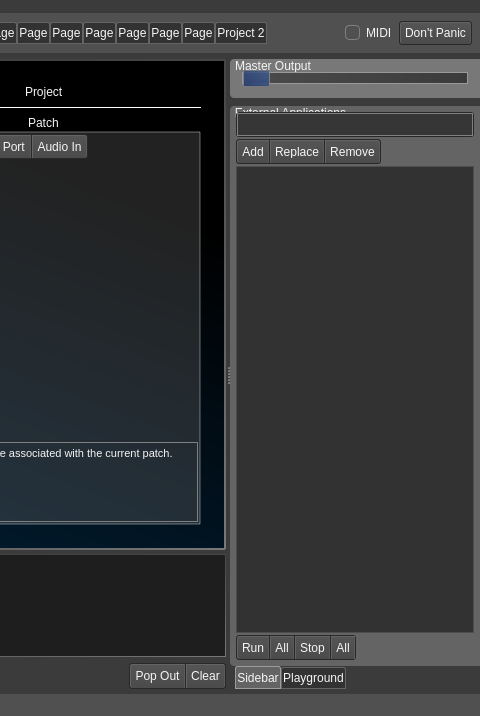
This is src/mainwindow.ui in noedigcode/konfyt as Qt 5 draws it before an edit; both pictures show x 668 to 1148 and y 0 to 716 of the 1148 by 716 pixel window. The edited form follows.
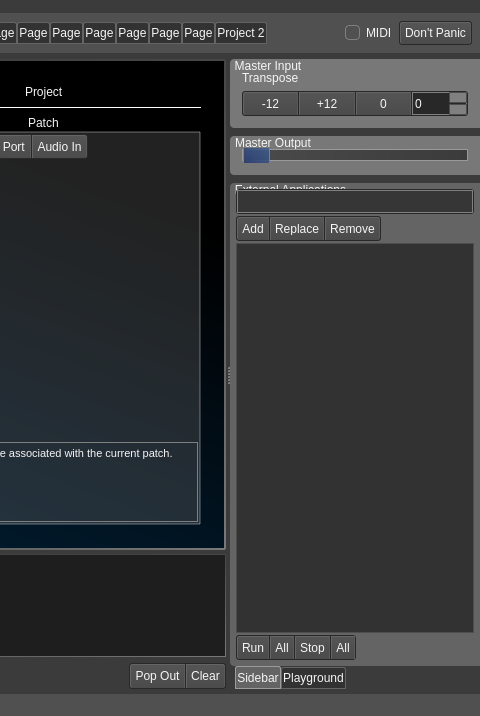
This is the edited form. Icons and pictures are not drawn.

Commit message: Added global transpose.

The edit to the form file:
```diff
--- a/src/mainwindow.ui
+++ b/src/mainwindow.ui
@@ -5510,7 +5510,177 @@
          <property name="verticalSpacing">
           <number>8</number>
          </property>
-         <item row="2" column="0">
+         <item row="1" column="0">
+          <widget class="QGroupBox" name="groupBox_5">
+           <property name="styleSheet">
+            <string notr="true">QGroupBox{
+
+	background-color: rgba(120,120,120, 255);
+	border: 0px solid;
+    border-top-left-radius: 4px;
+    border-bottom-left-radius: 4px;
+    border-top-right-radius: 0px;
+    border-bottom-right-radius: 0px;
+	margin-top: 0ex;
+	padding-top: 2ex;
+}</string>
+           </property>
+           <property name="title">
+            <string>Master Input</string>
+           </property>
+           <layout class="QGridLayout" name="gridLayout_36">
+            <item row="1" column="0">
+             <widget class="QFrame" name="frame_32">
+              <property name="maximumSize">
+               <size>
+                <width>16777215</width>
+                <height>25</height>
+               </size>
+              </property>
+              <property name="styleSheet">
+               <string notr="true">QFrame{
+	background: rgb(40,40,40);
+    padding: 1px;
+	border-radius: 3px;
+}
+
+</string>
+              </property>
+              <property name="frameShape">
+               <enum>QFrame::StyledPanel</enum>
+              </property>
+              <property name="frameShadow">
+               <enum>QFrame::Raised</enum>
+              </property>
+              <layout class="QHBoxLayout" name="horizontalLayout_28" stretch="0,0,0,0">
+               <property name="spacing">
+                <number>1</number>
+               </property>
+               <property name="leftMargin">
+                <number>0</number>
+               </property>
+               <property name="topMargin">
+                <number>0</number>
+               </property>
+               <property name="rightMargin">
+                <number>0</number>
+               </property>
+               <property name="bottomMargin">
+                <number>0</number>
+               </property>
+               <item>
+                <widget class="QPushButton" name="pushButton_MasterIn_TransposeSub12">
+                 <property name="minimumSize">
+                  <size>
+                   <width>0</width>
+                   <height>23</height>
+                  </size>
+                 </property>
+                 <property name="maximumSize">
+                  <size>
+                   <width>16777215</width>
+                   <height>23</height>
+                  </size>
+                 </property>
+                 <property name="styleSheet">
+                  <string notr="true">border-top-right-radius: 0;
+border-bottom-right-radius: 0;</string>
+                 </property>
+                 <property name="text">
+                  <string>-12</string>
+                 </property>
+                </widget>
+               </item>
+               <item>
+                <widget class="QPushButton" name="pushButton_MasterIn_TransposeAdd12">
+                 <property name="minimumSize">
+                  <size>
+                   <width>0</width>
+                   <height>23</height>
+                  </size>
+                 </property>
+                 <property name="maximumSize">
+                  <size>
+                   <width>16777215</width>
+                   <height>23</height>
+                  </size>
+                 </property>
+                 <property name="styleSheet">
+                  <string notr="true">border-top-left-radius: 0;
+border-bottom-left-radius: 0;
+border-top-right-radius: 0;
+border-bottom-right-radius: 0;</string>
+                 </property>
+                 <property name="text">
+                  <string>+12</string>
+                 </property>
+                </widget>
+               </item>
+               <item>
+                <widget class="QPushButton" name="pushButton_MasterIn_TransposeZero">
+                 <property name="minimumSize">
+                  <size>
+                   <width>0</width>
+                   <height>23</height>
+                  </size>
+                 </property>
+                 <property name="maximumSize">
+                  <size>
+                   <width>16777215</width>
+                   <height>23</height>
+                  </size>
+                 </property>
+                 <property name="styleSheet">
+                  <string notr="true">border-top-left-radius: 0;
+border-bottom-left-radius: 0;
+border-top-right-radius: 0;
+border-bottom-right-radius: 0;</string>
+                 </property>
+                 <property name="text">
+                  <string>0</string>
+                 </property>
+                </widget>
+               </item>
+               <item>
+                <widget class="QSpinBox" name="spinBox_MasterIn_Transpose">
+                 <property name="minimumSize">
+                  <size>
+                   <width>0</width>
+                   <height>23</height>
+                  </size>
+                 </property>
+                 <property name="maximumSize">
+                  <size>
+                   <width>16777215</width>
+                   <height>23</height>
+                  </size>
+                 </property>
+                 <property name="styleSheet">
+                  <string notr="true">border-top-left-radius: 0;
+border-bottom-left-radius: 0;</string>
+                 </property>
+                 <property name="minimum">
+                  <number>-127</number>
+                 </property>
+                 <property name="maximum">
+                  <number>127</number>
+                 </property>
+                </widget>
+               </item>
+              </layout>
+             </widget>
+            </item>
+            <item row="0" column="0">
+             <widget class="QLabel" name="label_4">
+              <property name="text">
+               <string>Transpose</string>
+              </property>
+             </widget>
+            </item>
+           </layout>
+          </widget>
+         </item>
+         <item row="3" column="0">
           <widget class="QGroupBox" name="groupBox_13">
            <property name="minimumSize">
             <size>
@@ -6016,7 +6186,7 @@
            </layout>
           </widget>
          </item>
-         <item row="0" column="0">
+         <item row="2" column="0">
           <widget class="QGroupBox" name="groupBox_4">
            <property name="styleSheet">
             <string notr="true">QGroupBox{
```
Left out of the diff: 27 changed lines with no effect on the pictures. The commit also changes 4 other files.
